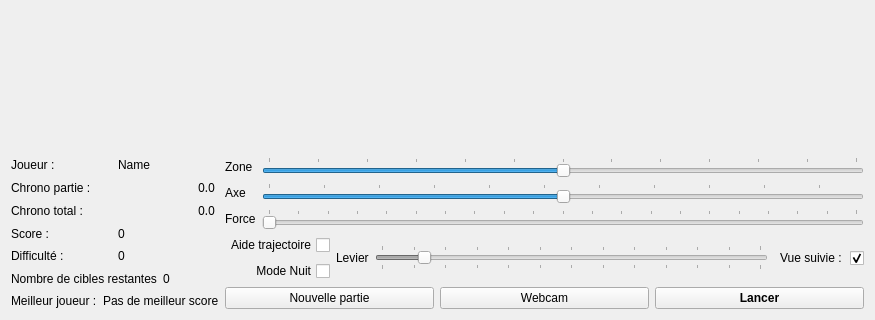
The window that app/window.ui (vicbl/Trebuchet) describes before a commit, drawn with Qt 5; both pictures show x 0 to 875 and y 180 to 500 of the 875 by 500 pixel window.
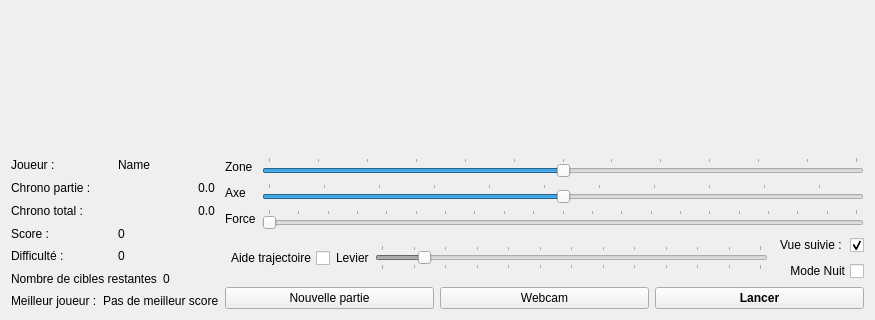
The same window after the commit. Custom widgets are drawn as their Qt base class.

Patch:
```diff
--- a/app/window.ui
+++ b/app/window.ui
@@ -294,8 +294,6 @@
      <item>
       <layout class="QHBoxLayout" name="horizontalLayout_2">
        <item>
-        <layout class="QVBoxLayout" name="verticalLayout_2">
-         <item>
           <widget class="QCheckBox" name="trajectory">
            <property name="enabled">
             <bool>true</bool>
@@ -309,18 +307,6 @@
           </widget>
          </item>
          <item>
-          <widget class="QCheckBox" name="nightMode">
-           <property name="layoutDirection">
-            <enum>Qt::RightToLeft</enum>
-           </property>
-           <property name="text">
-            <string>Mode Nuit</string>
-           </property>
-          </widget>
-         </item>
-        </layout>
-       </item>
-       <item>
         <widget class="QLabel" name="label_2">
          <property name="text">
           <string>Levier</string>
@@ -359,6 +345,8 @@
         </widget>
        </item>
        <item>
+        <layout class="QVBoxLayout" name="verticalLayout_2">
+         <item>
         <widget class="QCheckBox" name="vueSuivie">
          <property name="layoutDirection">
           <enum>Qt::RightToLeft</enum>
@@ -373,6 +361,18 @@
           <bool>false</bool>
          </property>
         </widget>
+         </item>
+         <item>
+          <widget class="QCheckBox" name="nightMode">
+           <property name="layoutDirection">
+            <enum>Qt::RightToLeft</enum>
+           </property>
+           <property name="text">
+            <string>Mode Nuit</string>
+           </property>
+          </widget>
+         </item>
+        </layout>
        </item>
       </layout>
      </item>
```
Lines whose indentation alone changed are shown as unchanged.
